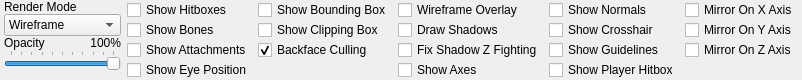
Old version of the form src/tools/hlam/ui/assets/studiomodel/dockpanels/StudioModelModelDisplayPanel.ui in the repository SamVanheer/HalfLifeAssetManager.
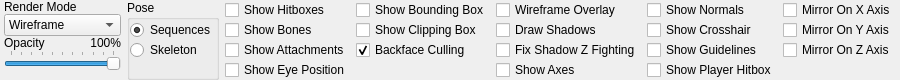
New version of the form.

Commit message: Make unanimated mesh selectable through radio buttons instead of sequences #175

```diff
--- a/src/tools/hlam/ui/assets/studiomodel/dockpanels/StudioModelModelDisplayPanel.ui
+++ b/src/tools/hlam/ui/assets/studiomodel/dockpanels/StudioModelModelDisplayPanel.ui
@@ -6,7 +6,7 @@
    <rect>
     <x>0</x>
     <y>0</y>
-    <width>727</width>
+    <width>810</width>
     <height>75</height>
    </rect>
   </property>
@@ -164,6 +164,75 @@
      </item>
     </layout>
    </item>
+   <item>
+    <widget class="QGroupBox" name="groupBox">
+     <property name="sizePolicy">
+      <sizepolicy hsizetype="Fixed" vsizetype="Preferred">
+       <horstretch>0</horstretch>
+       <verstretch>0</verstretch>
+      </sizepolicy>
+     </property>
+     <property name="toolTip">
+      <string>Whether to show sequences or the skeleton</string>
+     </property>
+     <property name="title">
+      <string>Pose</string>
+     </property>
+     <layout class="QVBoxLayout" name="verticalLayout">
+      <property name="spacing">
+       <number>0</number>
+      </property>
+      <property name="leftMargin">
+       <number>0</number>
+      </property>
+      <property name="topMargin">
+       <number>0</number>
+      </property>
+      <property name="rightMargin">
+       <number>0</number>
+      </property>
+      <property name="bottomMargin">
+       <number>0</number>
+      </property>
+      <item>
+       <widget class="QRadioButton" name="SequencesPose">
+        <property name="text">
+         <string>Sequences</string>
+        </property>
+        <property name="checked">
+         <bool>true</bool>
+        </property>
+        <attribute name="buttonGroup">
+         <string notr="true">PoseGroup</string>
+        </attribute>
+       </widget>
+      </item>
+      <item>
+       <widget class="QRadioButton" name="SkeletonPose">
+        <property name="text">
+         <string>Skeleton</string>
+        </property>
+        <attribute name="buttonGroup">
+         <string notr="true">PoseGroup</string>
+        </attribute>
+       </widget>
+      </item>
+      <item>
+       <spacer name="verticalSpacer">
+        <property name="orientation">
+         <enum>Qt::Vertical</enum>
+        </property>
+        <property name="sizeHint" stdset="0">
+         <size>
+          <width>20</width>
+          <height>0</height>
+         </size>
+        </property>
+       </spacer>
+      </item>
+     </layout>
+    </widget>
+   </item>
    <item>
     <layout class="QVBoxLayout" name="verticalLayout_2">
      <property name="spacing">
```
Left out of the diff: 3 changed lines with no effect on the pictures. The commit also changes 5 other files.
